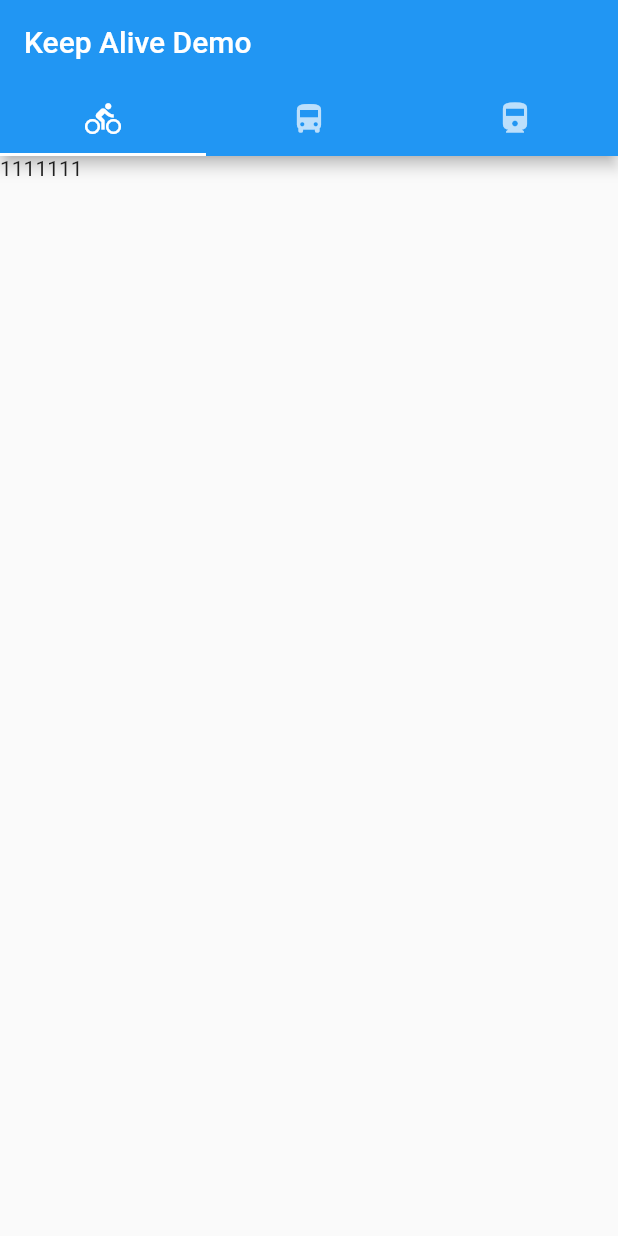
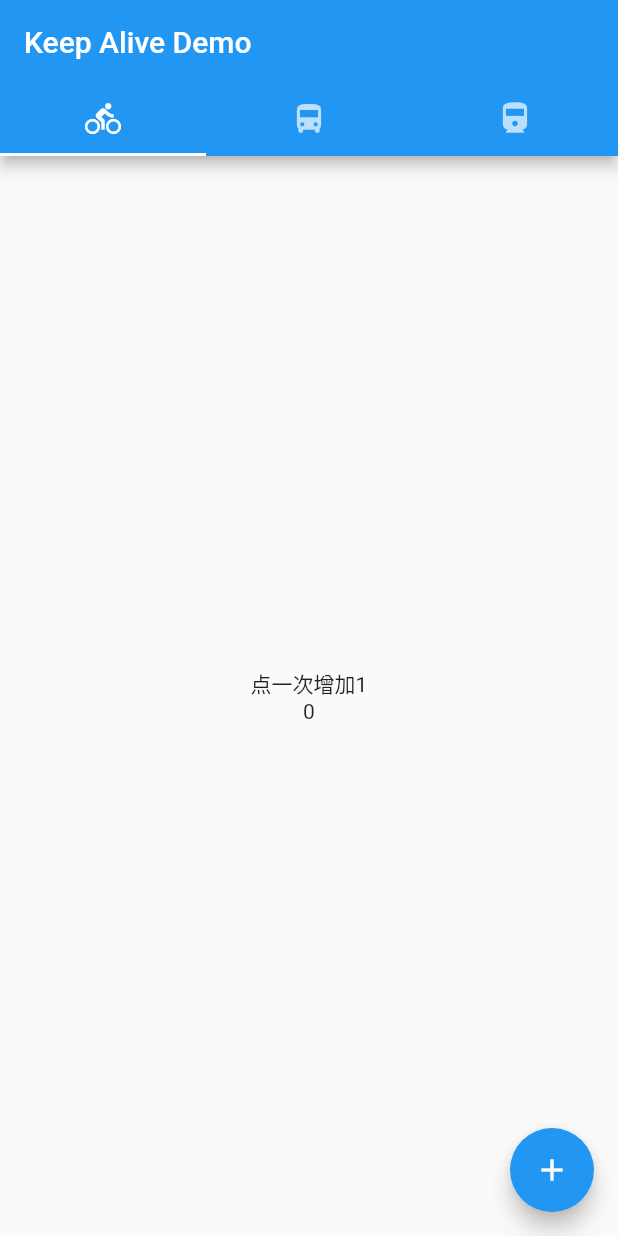
Before and after one commit to wcdxg/Flutter-Learn-Demo2, a Flutter app: the KeepAliveDemo screen opened directly, on a phone screen of 412 x 824 dp. Run offline on Flutter 3.47's test engine with Material 2 defaults, Android fonts, the phone set to English and light mode, and no system bars.

Commit message:
5.保持页面状态不销毁 tip:Mac Flutter 不支持中文类名

```diff
--- a/lib/5.保持页面状态.dart
+++ b/lib/keep_alive.dart
@@ -1,4 +1,5 @@
 import 'package:flutter/material.dart';
+import 'package:flutterlearn2/pages/keep_alive_demo.dart';
 
 void main() => runApp(MyApp());
 
@@ -22,6 +23,8 @@ class KeepAliveDemo extends StatefulWidget {
 
 class _KeepAliveDemoState extends State<KeepAliveDemo>
     with SingleTickerProviderStateMixin {
+  //SingleTickerProviderStateMixin  实现 Tab 的动画切换效果
+
   TabController _tabController;
 
   @override
@@ -48,9 +51,9 @@ class _KeepAliveDemoState extends State<KeepAliveDemo>
         ]),
       ),
       body: TabBarView(controller: _tabController, children: <Widget>[
-        Text('1111111'),
-        Text('2222222'),
-        Text('3333333'),
+        MyHomePage(),
+        MyHomePage(),
+        MyHomePage(),
       ]),
     );
   }
--- /dev/null
+++ b/lib/pages/keep_alive_demo.dart
@@ -0,0 +1,42 @@
+import 'package:flutter/material.dart';
+
+class MyHomePage extends StatefulWidget {
+  @override
+  _MyHomePageState createState() => _MyHomePageState();
+}
+
+class _MyHomePageState extends State<MyHomePage>
+    with AutomaticKeepAliveClientMixin {
+
+  //AutomaticKeepAliveClientMixin  保存页面状态
+
+  int _count = 0;
+
+  //保存页面状态不销毁
+  @override
+  bool get wantKeepAlive => true;
+
+  void _increment() {
+    setState(() {
+      _count++;
+    });
+  }
+
+  @override
+  Widget build(BuildContext context) {
+    return Scaffold(
+      body: Center(
+          child: Column(
+        mainAxisAlignment: MainAxisAlignment.center,
+        children: <Widget>[Text('点一次增加1'), Text('$_count')],
+      )),
+      floatingActionButton: FloatingActionButton(
+        onPressed: () {
+          _increment();
+        },
+        tooltip: '点击增加',
+        child: Icon(Icons.add),
+      ),
+    );
+  }
+}
```
